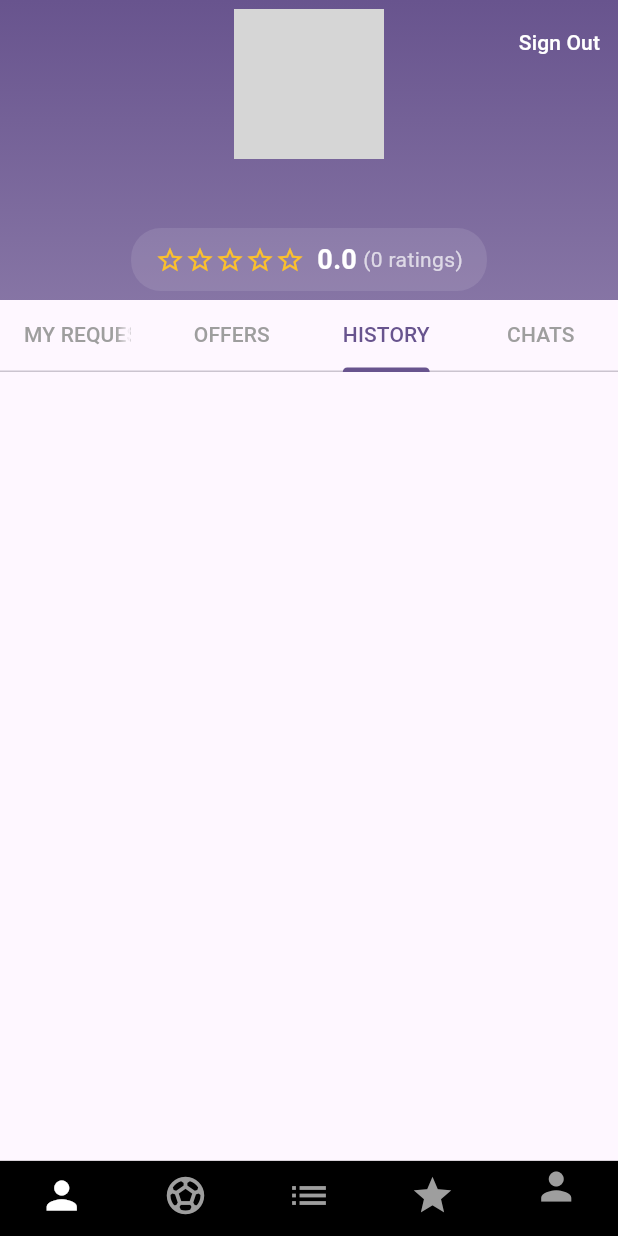
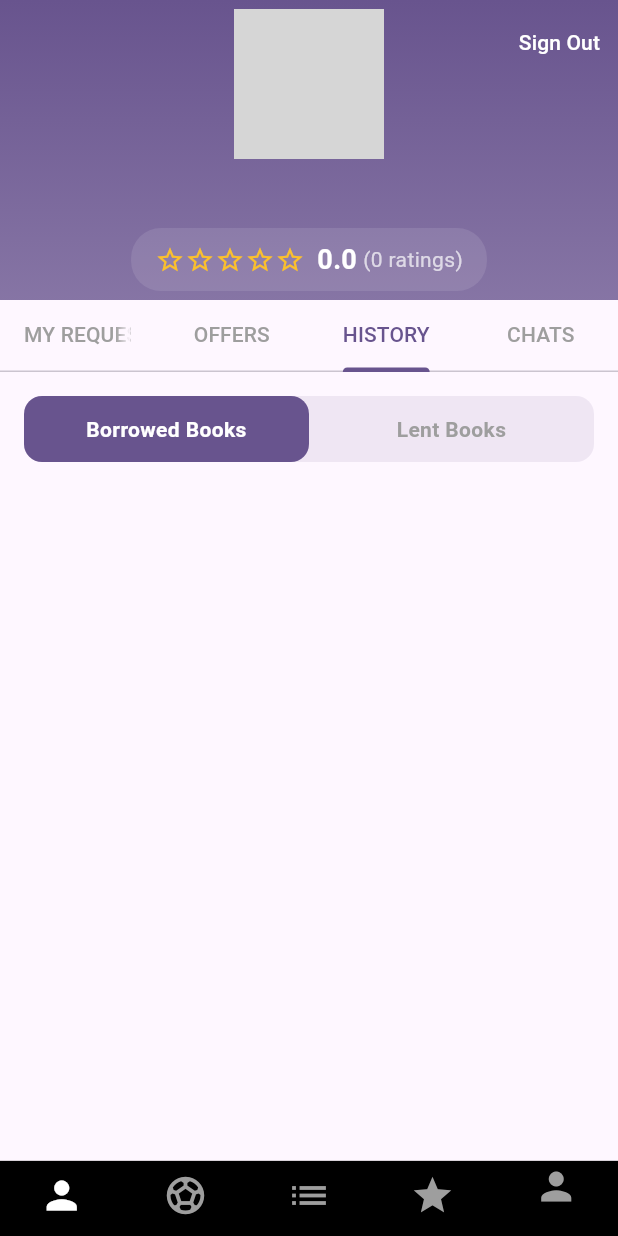
Before and after one commit to yosih48/bookes, a Flutter app: the screen it shows once a user with an empty profile is signed in, tab 3 chosen, on a phone screen of 412 x 824 dp. Run offline on Flutter 3.47's test engine with Material 3 defaults, Android fonts, the phone set to English and light mode, and no system bars; our stand-ins replace cached_network_image, cloud_firestore, firebase_auth, firebase_core, firebase_messaging, firebase_storage and 7 more; missing offline and left inert: dart:ffi, flutter_google_places, google_api_headers; accounts and stored records are empty; generated files the repository leaves out were written again; network calls fail; grey boxes are pictures that could not be loaded.

Commit message:
CombinedHistoryTab

```diff
--- /dev/null
+++ b/lib/widgets/combinedHistoryTab.dart
@@ -0,0 +1,83 @@
+import 'package:bookes/screens/profile.dart';
+import 'package:flutter/material.dart';
+
+class CombinedHistoryTab extends StatefulWidget {
+  final String userId;
+
+  const CombinedHistoryTab({Key? key, required this.userId}) : super(key: key);
+
+  @override
+  State<CombinedHistoryTab> createState() => _CombinedHistoryTabState();
+}
+
+class _CombinedHistoryTabState extends State<CombinedHistoryTab> {
+  bool showBorrowedBooks = true;
+
+  @override
+  Widget build(BuildContext context) {
+    return Column(
+      children: [
+        Container(
+          margin: const EdgeInsets.all(16),
+          decoration: BoxDecoration(
+            color: Theme.of(context).primaryColor.withOpacity(0.1),
+            borderRadius: BorderRadius.circular(12),
+          ),
+          child: Row(
+            children: [
+              Expanded(
+                child: GestureDetector(
+                  onTap: () => setState(() => showBorrowedBooks = true),
+                  child: Container(
+                    padding: const EdgeInsets.symmetric(vertical: 12),
+                    decoration: BoxDecoration(
+                      color: showBorrowedBooks
+                          ? Theme.of(context).primaryColor
+                          : Colors.transparent,
+                      borderRadius: BorderRadius.circular(12),
+                    ),
+                    child: Text(
+                      'Borrowed Books',
+                      textAlign: TextAlign.center,
+                      style: TextStyle(
+                        color: showBorrowedBooks ? Colors.white : Colors.grey,
+                        fontWeight: FontWeight.bold,
+                      ),
+                    ),
+                  ),
+                ),
+              ),
+              Expanded(
+                child: GestureDetector(
+                  onTap: () => setState(() => showBorrowedBooks = false),
+                  child: Container(
+                    padding: const EdgeInsets.symmetric(vertical: 12),
+                    decoration: BoxDecoration(
+                      color: !showBorrowedBooks
+                          ? Theme.of(context).primaryColor
+                          : Colors.transparent,
+                      borderRadius: BorderRadius.circular(12),
+                    ),
+                    child: Text(
+                      'Lent Books',
+                      textAlign: TextAlign.center,
+                      style: TextStyle(
+                        color: !showBorrowedBooks ? Colors.white : Colors.grey,
+                        fontWeight: FontWeight.bold,
+                      ),
+                    ),
+                  ),
+                ),
+              ),
+            ],
+          ),
+        ),
+        Expanded(
+          child: showBorrowedBooks
+              ? HistoryTab(userId: widget.userId)
+              : MyHistoryTab(userId: widget.userId),
+        ),
+      ],
+    );
+  }
+}
```
Also changed, not shown: lib/screens/profile.dart (+77 -6 lines), lib/widgets/offerCard.dart (+4 -3 lines), lib/widgets/transactionCard.dart (+14 -3 lines).
